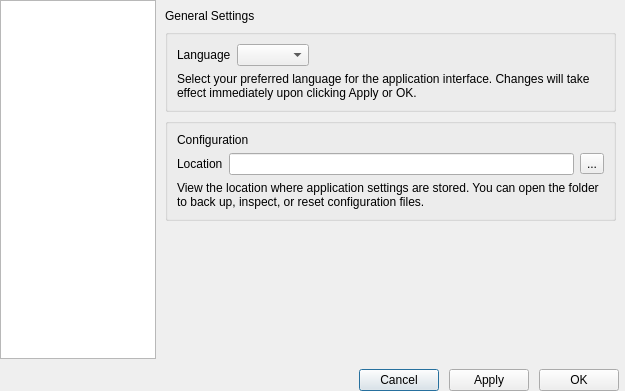
This is QT_Project/Forms/SettingsDialog.ui in Dingola/Qt-LogViewer as Qt 5 draws it before an edit. The edited form follows.
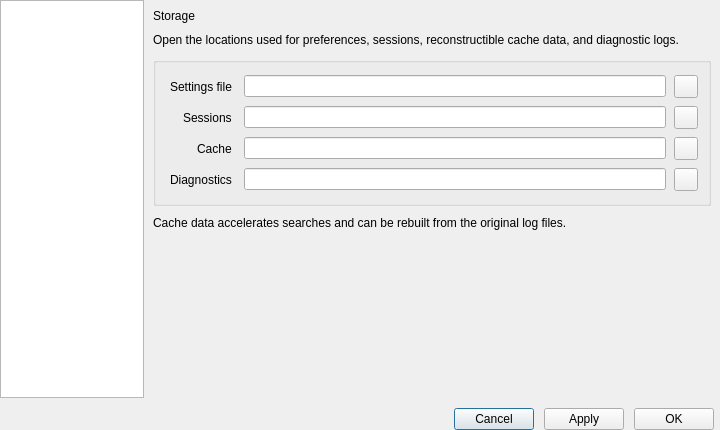
This is the edited form. The open tabs and pages were chosen to show the change.

Commit message:
feat(storage): consolidate application data layout
- centralize settings, session, cache, history, and diagnostic paths
- store session metadata and documents in the canonical sessions directory
- move reconstructible indexes and history data into the cache hierarchy
- write application logs to the dedicated diagnostics directory
- expose managed storage locations through the settings dialog
- add direct actions for opening each storage location
- isolate persistence tests with the shared test filesystem
- cover the canonical layout and settings presentation with regression tests

What changed in the file:
```diff
--- a/QT_Project/Forms/SettingsDialog.ui
+++ b/QT_Project/Forms/SettingsDialog.ui
@@ -6,8 +6,8 @@
    <rect>
     <x>0</x>
     <y>0</y>
-    <width>625</width>
-    <height>391</height>
+    <width>720</width>
+    <height>430</height>
    </rect>
   </property>
   <property name="windowTitle">
@@ -30,7 +30,7 @@
     <number>0</number>
    </property>
    <item>
-    <layout class="QHBoxLayout" name="horizontalLayout" stretch="1,3">
+    <layout class="QHBoxLayout" name="horizontalLayout" stretch="1,4">
      <property name="spacing">
       <number>0</number>
      </property>
@@ -97,57 +97,6 @@
            </layout>
           </widget>
          </item>
-         <item>
-          <widget class="QGroupBox" name="groupBox_3">
-           <property name="title">
-            <string/>
-           </property>
-           <layout class="QVBoxLayout" name="verticalLayout_5">
-            <item>
-             <widget class="QLabel" name="labelConfig">
-              <property name="text">
-               <string>Configuration</string>
-              </property>
-             </widget>
-            </item>
-            <item>
-             <layout class="QHBoxLayout" name="horizontalLayout_4">
-              <item>
-               <widget class="QLabel" name="labelConfigLocation">
-                <property name="text">
-                 <string>Location</string>
-                </property>
-               </widget>
-              </item>
-              <item>
-               <widget class="QLineEdit" name="lineEditConfigLocation">
-                <property name="readOnly">
-                 <bool>true</bool>
-                </property>
-               </widget>
-              </item>
-              <item>
-               <widget class="QToolButton" name="toolButtonConfigLocation">
-                <property name="text">
-                 <string>...</string>
-                </property>
-               </widget>
-              </item>
-             </layout>
-            </item>
-            <item>
-             <widget class="QLabel" name="labelConfigDesc">
-              <property name="text">
-               <string>View the location where application settings are stored. You can open the folder to back up, inspect, or reset configuration files.</string>
-              </property>
-              <property name="wordWrap">
-               <bool>true</bool>
-              </property>
-             </widget>
-            </item>
-           </layout>
-          </widget>
-         </item>
          <item>
           <spacer name="verticalSpacer_2">
            <property name="orientation">
@@ -163,6 +112,219 @@
          </item>
         </layout>
        </widget>
+       <widget class="QWidget" name="pageStorage">
+        <layout class="QVBoxLayout" name="verticalLayoutStorage">
+         <property name="spacing">
+          <number>10</number>
+         </property>
+         <item>
+          <widget class="QLabel" name="pageStorageTitle">
+           <property name="text">
+            <string>Storage</string>
+           </property>
+          </widget>
+         </item>
+         <item>
+          <widget class="QLabel" name="labelStorageDescription">
+           <property name="text">
+            <string>Open the locations used for preferences, sessions, reconstructible cache data, and diagnostic logs.</string>
+           </property>
+           <property name="wordWrap">
+            <bool>true</bool>
+           </property>
+          </widget>
+         </item>
+         <item>
+          <widget class="QGroupBox" name="groupBoxStorage">
+           <property name="title">
+            <string/>
+           </property>
+           <layout class="QFormLayout" name="formLayoutStorage">
+            <property name="horizontalSpacing">
+             <number>12</number>
+            </property>
+            <property name="verticalSpacing">
+             <number>8</number>
+            </property>
+            <property name="leftMargin">
+             <number>14</number>
+            </property>
+            <property name="topMargin">
+             <number>12</number>
+            </property>
+            <property name="rightMargin">
+             <number>10</number>
+            </property>
+            <property name="bottomMargin">
+             <number>12</number>
+            </property>
+            <property name="labelAlignment">
+             <set>Qt::AlignmentFlag::AlignRight|Qt::AlignmentFlag::AlignTrailing|Qt::AlignmentFlag::AlignVCenter</set>
+            </property>
+            <item row="0" column="0">
+             <widget class="QLabel" name="labelSettingsLocation">
+              <property name="text">
+               <string>Settings file</string>
+              </property>
+             </widget>
+            </item>
+            <item row="0" column="1">
+             <layout class="QHBoxLayout" name="horizontalLayoutSettingsLocation">
+              <property name="spacing">
+               <number>8</number>
+              </property>
+              <item>
+               <widget class="QLineEdit" name="lineEditSettingsLocation">
+                <property name="readOnly">
+                 <bool>true</bool>
+                </property>
+               </widget>
+              </item>
+              <item>
+               <widget class="QToolButton" name="toolButtonSettingsLocation">
+                <property name="text">
+                 <string/>
+                </property>
+                <property name="toolTip">
+                 <string>Open location</string>
+                </property>
+                <property name="accessibleName">
+                 <string>Open settings file location</string>
+                </property>
+               </widget>
+              </item>
+             </layout>
+            </item>
+            <item row="1" column="0">
+             <widget class="QLabel" name="labelSessionsLocation">
+              <property name="text">
+               <string>Sessions</string>
+              </property>
+             </widget>
+            </item>
+            <item row="1" column="1">
+             <layout class="QHBoxLayout" name="horizontalLayoutSessionsLocation">
+              <property name="spacing">
+               <number>8</number>
+              </property>
+              <item>
+               <widget class="QLineEdit" name="lineEditSessionsLocation">
+                <property name="readOnly">
+                 <bool>true</bool>
+                </property>
+               </widget>
+              </item>
+              <item>
+               <widget class="QToolButton" name="toolButtonSessionsLocation">
+                <property name="text">
+                 <string/>
+                </property>
+                <property name="toolTip">
+                 <string>Open location</string>
+                </property>
+                <property name="accessibleName">
+                 <string>Open sessions location</string>
+                </property>
+               </widget>
+              </item>
+             </layout>
+            </item>
+            <item row="2" column="0">
+             <widget class="QLabel" name="labelCacheLocation">
+              <property name="text">
+               <string>Cache</string>
+              </property>
+             </widget>
+            </item>
+            <item row="2" column="1">
+             <layout class="QHBoxLayout" name="horizontalLayoutCacheLocation">
+              <property name="spacing">
+               <number>8</number>
+              </property>
+              <item>
+               <widget class="QLineEdit" name="lineEditCacheLocation">
+                <property name="readOnly">
+                 <bool>true</bool>
+                </property>
+               </widget>
+              </item>
+              <item>
+               <widget class="QToolButton" name="toolButtonCacheLocation">
+                <property name="text">
+                 <string/>
+                </property>
+                <property name="toolTip">
+                 <string>Open location</string>
+                </property>
+                <property name="accessibleName">
+                 <string>Open cache location</string>
+                </property>
+               </widget>
+              </item>
+             </layout>
+            </item>
+            <item row="3" column="0">
+             <widget class="QLabel" name="labelDiagnosticsLocation">
+              <property name="text">
+               <string>Diagnostics</string>
+              </property>
+             </widget>
+            </item>
+            <item row="3" column="1">
+             <layout class="QHBoxLayout" name="horizontalLayoutDiagnosticsLocation">
+              <property name="spacing">
+               <number>8</number>
+              </property>
+              <item>
+               <widget class="QLineEdit" name="lineEditDiagnosticsLocation">
+                <property name="readOnly">
+                 <bool>true</bool>
+                </property>
+               </widget>
+              </item>
+              <item>
+               <widget class="QToolButton" name="toolButtonDiagnosticsLocation">
+                <property name="text">
+                 <string/>
+                </property>
+                <property name="toolTip">
+                 <string>Open location</string>
+                </property>
+                <property name="accessibleName">
+                 <string>Open diagnostics location</string>
+                </property>
+               </widget>
+              </item>
+             </layout>
+            </item>
+           </layout>
+          </widget>
+         </item>
+         <item>
+          <widget class="QLabel" name="labelCacheDescription">
+           <property name="text">
+            <string>Cache data accelerates searches and can be rebuilt from the original log files.</string>
+           </property>
+           <property name="wordWrap">
+            <bool>true</bool>
+           </property>
+          </widget>
+         </item>
+         <item>
+          <spacer name="verticalSpacerStorage">
+           <property name="orientation">
+            <enum>Qt::Orientation::Vertical</enum>
+           </property>
+           <property name="sizeHint" stdset="0">
+            <size>
+             <width>20</width>
+             <height>120</height>
+            </size>
+           </property>
+          </spacer>
+         </item>
+        </layout>
+       </widget>
        <widget class="QWidget" name="pageAppearance">
         <layout class="QVBoxLayout" name="verticalLayout_4">
          <item>
```
The commit also changes 23 other files.
